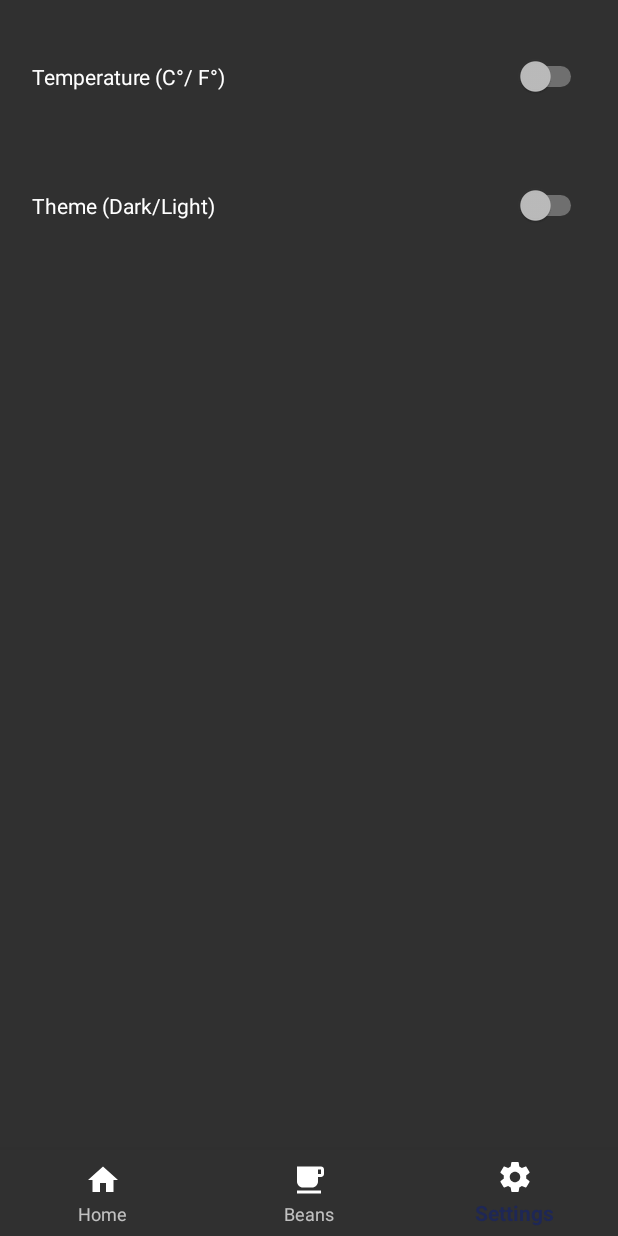
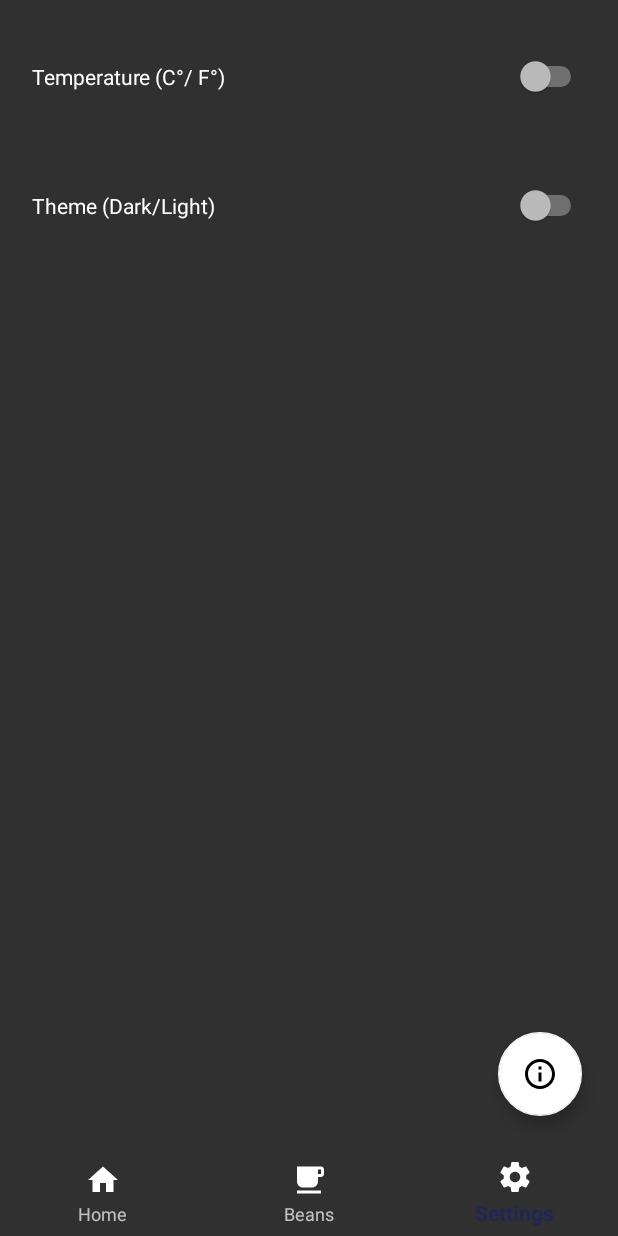
Before and after one commit to DanielDavidSteele/KettleAccess, an Android app: the screen it shows after launch (MainActivity), item 3 of the bottom bar chosen, on a phone screen of 412 x 824 dp. Run offline under Robolectric (Android 15) with nearby library versions, the phone set to English and light mode, and no system bars; our stand-ins replace Volley; libraries missing offline, so code that uses them is left out: com.akaita.android; network calls fail; 5 statements that could not run were skipped.

```diff
--- a/app/src/main/java/uk/ac/qub/kettleaccess/HomeFragment.java
+++ b/app/src/main/java/uk/ac/qub/kettleaccess/HomeFragment.java
@@ -47,11 +47,11 @@ public class HomeFragment extends Fragment {
 
         final CircularSeekBar seekBar = (CircularSeekBar) rootView.findViewById(R.id.seekBar);
 
-        tempValue = ((MainActivity)getActivity()).changeTemp;
+        //tempValue = ((MainActivity)getActivity()).changeTemp;
 
         /*
         FAHRENHEIT SEEKBAR
-         */
+
         if(tempValue){
             seekBar.setProgressTextFormat(new DecimalFormat("0°F"));
 
@@ -154,10 +154,11 @@ public class HomeFragment extends Fragment {
 
 
 
-        /*
+
         CELSIUS SEEKBAR
-         */
-        } else {
+
+        } else {   }  */
+
             seekBar.setProgressTextFormat(new DecimalFormat("0°C"));
 
             seekBar.setRingColor(Color.GREEN);
@@ -251,7 +252,7 @@ public class HomeFragment extends Fragment {
                 }
             });
 
-        }
+
 
 
 
@@ -263,7 +264,7 @@ public class HomeFragment extends Fragment {
     private void setColour(CircularSeekBar seekBar, int progress) {
         int red, green, blue = 0;
 
-        red = (progress < 25) ? ((int) (2.55f * (4f * progress))) : (255);
+        red = (progress < 25) ? (int) ((2.55 * (4 * progress))) : (255);
         green = (progress < 25) ? (255) : 255 - (int) (255f * ((progress - 25f) / 75f));
 
         Paint colour = new Paint();
--- a/app/src/main/java/uk/ac/qub/kettleaccess/SettingsFragment.java
+++ b/app/src/main/java/uk/ac/qub/kettleaccess/SettingsFragment.java
@@ -1,13 +1,16 @@
 package uk.ac.qub.kettleaccess;
 
+import android.content.DialogInterface;
 import android.os.Bundle;
 import android.support.annotation.NonNull;
 import android.support.annotation.Nullable;
+import android.support.design.widget.FloatingActionButton;
 import android.support.v4.app.Fragment;
+import android.support.v7.app.AlertDialog;
 import android.view.LayoutInflater;
 import android.view.View;
 import android.view.ViewGroup;
-
+import android.widget.Switch;
 
 
 public class SettingsFragment extends Fragment  {
@@ -22,6 +25,31 @@ public class SettingsFragment extends Fragment  {
 
         final View rootView = inflater.inflate(R.layout.fragment_settings, container, false);
 
+        Switch tempSwitch = (Switch) rootView.findViewById(R.id.switch1);
+        Switch themeSwitch = (Switch) rootView.findViewById(R.id.switch2);
+
+        FloatingActionButton info = (FloatingActionButton) rootView.findViewById(R.id.floatingActionButton);
+        info.setOnClickListener(new View.OnClickListener() {
+            @Override
+            public void onClick(View v) {
+
+                AlertDialog builder = new AlertDialog.Builder(getContext()).create();
+                builder.setTitle("Alert");
+                builder.setMessage("This app was developed by Daniel Steele " +
+                        "(Student Number 40123486) for the completion of the " +
+                        "MSc Software Development at Queen's University Belfast");
+                builder.setButton(AlertDialog.BUTTON_POSITIVE, "OK",
+                        new DialogInterface.OnClickListener() {
+                            @Override
+                            public void onClick(DialogInterface dialog, int which) {
+                                dialog.dismiss();
+                            }
+                        });
+                builder.show();
+            }
+        });
+
+
         return rootView;
     }
 }
--- /dev/null
+++ b/app/src/main/res/drawable/ic_info_outline_black_24dp.xml
@@ -0,0 +1,9 @@
+<vector xmlns:android="http://schemas.android.com/apk/res/android"
+        android:width="24dp"
+        android:height="24dp"
+        android:viewportWidth="24.0"
+        android:viewportHeight="24.0">
+    <path
+        android:fillColor="#FF000000"
+        android:pathData="M11,17h2v-6h-2v6zM12,2C6.48,2 2,6.48 2,12s4.48,10 10,10 10,-4.48 10,-10S17.52,2 12,2zM12,20c-4.41,0 -8,-3.59 -8,-8s3.59,-8 8,-8 8,3.59 8,8 -3.59,8 -8,8zM11,9h2L13,7h-2v2z"/>
+</vector>
--- a/app/src/main/res/layout/fragment_settings.xml
+++ b/app/src/main/res/layout/fragment_settings.xml
@@ -32,6 +32,21 @@
             android:text="@string/temperature_selector"
             app:layout_constraintEnd_toEndOf="parent"
             app:layout_constraintStart_toStartOf="parent"
-            app:layout_constraintTop_toTopOf="parent" />
+            app:layout_constraintTop_toTopOf="parent"
+            />
+
+        <android.support.design.widget.FloatingActionButton
+            android:id="@+id/floatingActionButton"
+            android:layout_width="wrap_content"
+            android:layout_height="wrap_content"
+            android:layout_margin="24dp"
+            android:layout_gravity="end|bottom"
+            android:clickable="true"
+            android:src="@drawable/ic_info_outline_black_24dp"
+            app:backgroundTint="@android:color/background_light"
+            app:layout_constraintBottom_toBottomOf="parent"
+            app:layout_constraintEnd_toEndOf="parent" />
+
+
     </android.support.constraint.ConstraintLayout>
 </FrameLayout>
--- a/app/src/main/res/values/strings.xml
+++ b/app/src/main/res/values/strings.xml
@@ -10,4 +10,5 @@
     <string name="kettleString">Start Kettle</string>
     <string name="theme_selector">Theme (Dark/Light)</string>
     <string name="temperature_selector">Temperature (C°/ F°)</string>
+    <string name="app_info">Application Info</string>
 </resources>
```
Also changed, not shown: app/src/main/res/xml/preference.xml (deleted, +0 -12 lines).
